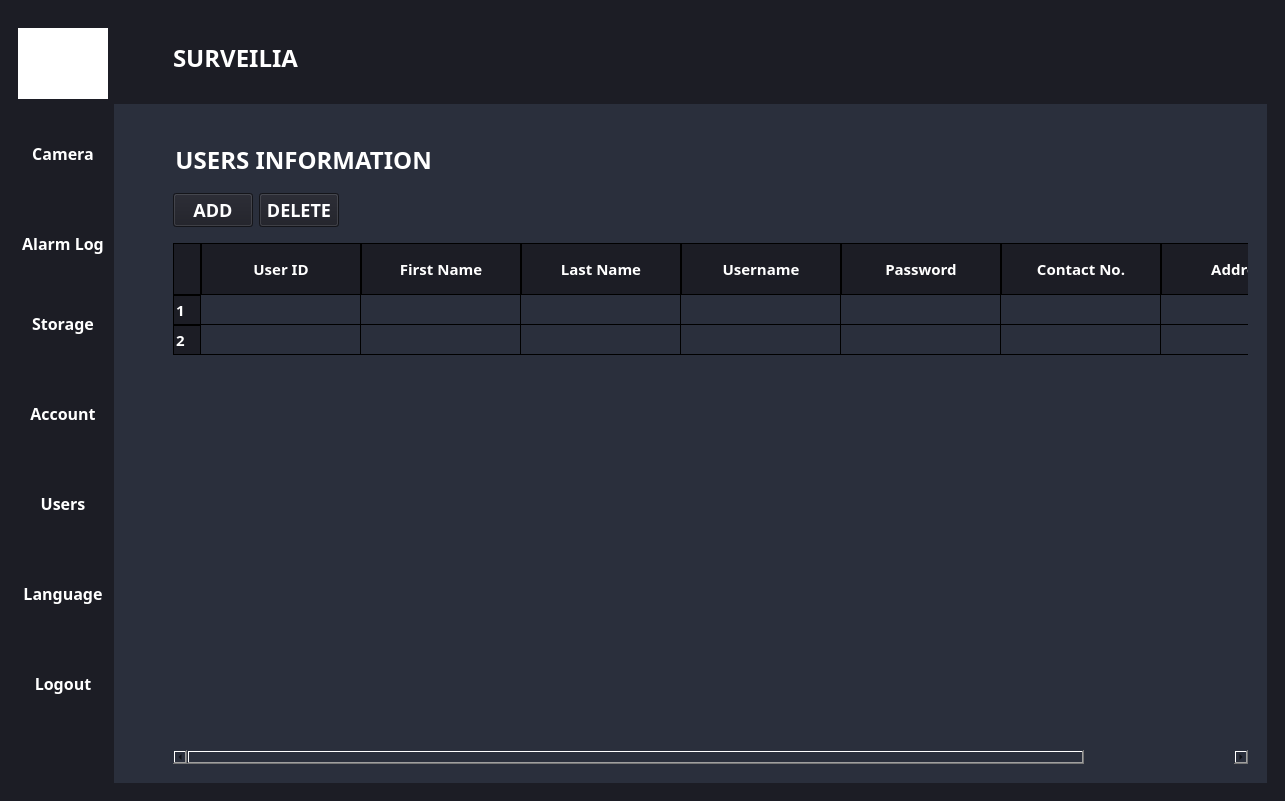
Before: the Qt Designer form surveiliaFrontEnd.ui in FYP-Surveilia/Surveilia-Application, drawn with Qt 5.
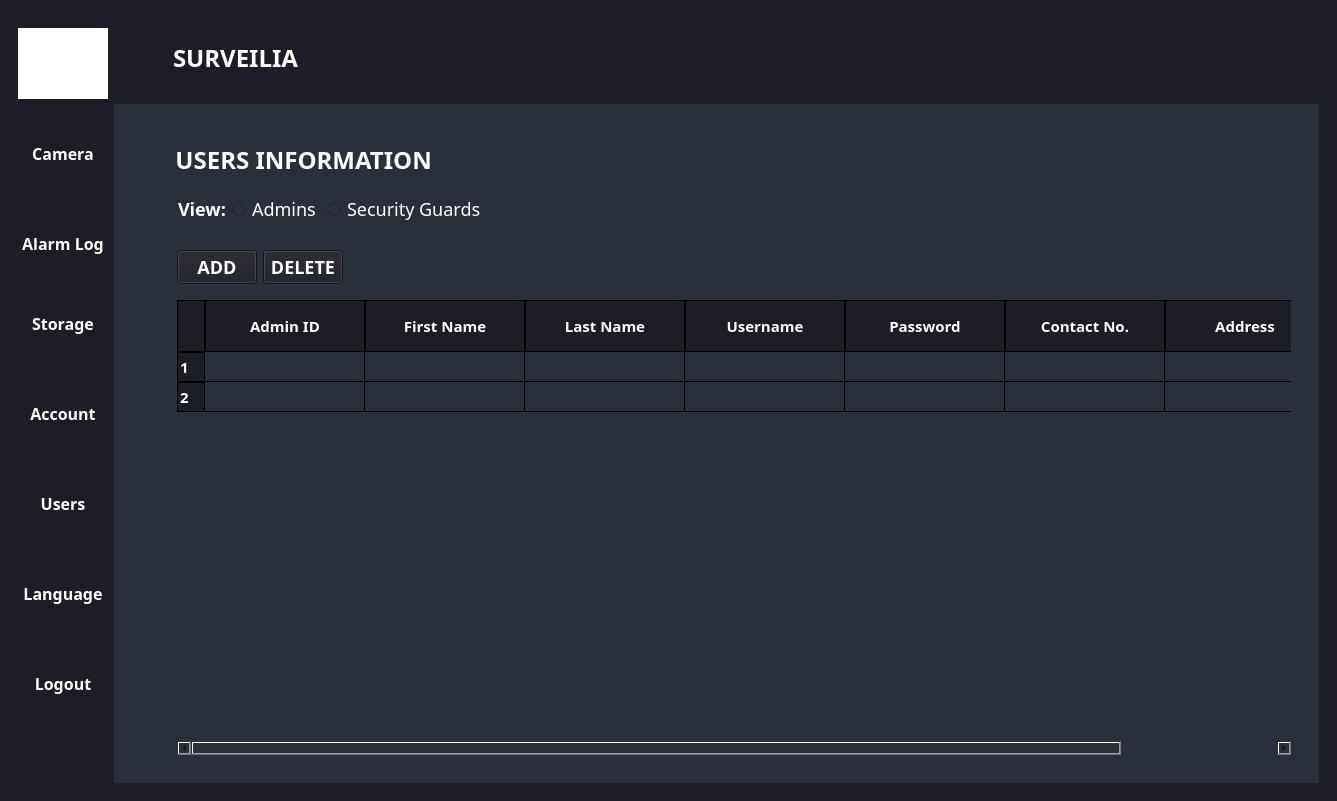
After: the same form once the commit is applied. Icons and pictures are not drawn.

The edit to the form file:
```diff
--- a/surveiliaFrontEnd.ui
+++ b/surveiliaFrontEnd.ui
@@ -6,7 +6,7 @@
    <rect>
     <x>0</x>
     <y>0</y>
-    <width>1285</width>
+    <width>1337</width>
     <height>801</height>
    </rect>
   </property>
@@ -2380,7 +2380,92 @@
                 <item>
                  <layout class="QHBoxLayout" name="horizontalLayout_14">
                   <item>
-                   <layout class="QHBoxLayout" name="horizontalLayout_15">
+                   <spacer name="horizontalSpacer_28">
+                    <property name="orientation">
+                     <enum>Qt::Horizontal</enum>
+                    </property>
+                    <property name="sizeType">
+                     <enum>QSizePolicy::Fixed</enum>
+                    </property>
+                    <property name="sizeHint" stdset="0">
+                     <size>
+                      <width>55</width>
+                      <height>20</height>
+                     </size>
+                    </property>
+                   </spacer>
+                  </item>
+                  <item>
+                   <widget class="QLabel" name="viewLabel">
+                    <property name="text">
+                     <string>View:</string>
+                    </property>
+                   </widget>
+                  </item>
+                  <item>
+                   <widget class="QRadioButton" name="adminstable_radioButton">
+                    <property name="styleSheet">
+                     <string notr="true">font-size:18px;
+color: white;</string>
+                    </property>
+                    <property name="text">
+                     <string>Admins</string>
+                    </property>
+                   </widget>
+                  </item>
+                  <item>
+                   <widget class="QRadioButton" name="securitytable_radioButton">
+                    <property name="styleSheet">
+                     <string notr="true">font-size:18px;
+color: white;</string>
+                    </property>
+                    <property name="text">
+                     <string>Security Guards</string>
+                    </property>
+                   </widget>
+                  </item>
+                  <item>
+                   <spacer name="horizontalSpacer_29">
+                    <property name="orientation">
+                     <enum>Qt::Horizontal</enum>
+                    </property>
+                    <property name="sizeHint" stdset="0">
+                     <size>
+                      <width>40</width>
+                      <height>20</height>
+                     </size>
+                    </property>
+                   </spacer>
+                  </item>
+                 </layout>
+                </item>
+                <item>
+                 <layout class="QHBoxLayout" name="horizontalLayout_13">
+                  <item>
+                   <widget class="QStackedWidget" name="stackedWidget">
+                    <property name="currentIndex">
+                     <number>1</number>
+                    </property>
+                    <widget class="QWidget" name="usertable_stackedWidget">
+                     <layout class="QVBoxLayout" name="verticalLayout_8">
+                      <item>
+                       <spacer name="verticalSpacer_16">
+                        <property name="orientation">
+                         <enum>Qt::Vertical</enum>
+                        </property>
+                        <property name="sizeType">
+                         <enum>QSizePolicy::Fixed</enum>
+                        </property>
+                        <property name="sizeHint" stdset="0">
+                         <size>
+                          <width>20</width>
+                          <height>10</height>
+                         </size>
+                        </property>
+                       </spacer>
+                      </item>
+                      <item>
+                       <layout class="QHBoxLayout" name="horizontalLayout_23">
                     <item>
                      <spacer name="horizontalSpacer_15">
                       <property name="orientation">
@@ -2391,7 +2476,7 @@
                       </property>
                       <property name="sizeHint" stdset="0">
                        <size>
-                        <width>50</width>
+                            <width>45</width>
                         <height>20</height>
                        </size>
                       </property>
@@ -2426,10 +2511,8 @@
                     </item>
                    </layout>
                   </item>
-                 </layout>
-                </item>
                 <item>
-                 <layout class="QHBoxLayout" name="horizontalLayout_13">
+                       <layout class="QHBoxLayout" name="horizontalLayout_15">
                   <item>
                    <spacer name="horizontalSpacer_14">
                     <property name="orientation">
@@ -2440,7 +2523,7 @@
                     </property>
                     <property name="sizeHint" stdset="0">
                      <size>
-                      <width>40</width>
+                            <width>35</width>
                       <height>20</height>
                      </size>
                     </property>
@@ -2502,7 +2585,7 @@
                      <bool>true</bool>
                     </property>
                     <attribute name="horizontalHeaderVisible">
-                     <bool>true</bool>
+                           <bool>false</bool>
                     </attribute>
                     <attribute name="horizontalHeaderCascadingSectionResizes">
                      <bool>true</bool>
@@ -2510,6 +2593,9 @@
                     <attribute name="horizontalHeaderDefaultSectionSize">
                      <number>160</number>
                     </attribute>
+                          <attribute name="horizontalHeaderHighlightSections">
+                           <bool>true</bool>
+                          </attribute>
                     <attribute name="horizontalHeaderShowSortIndicator" stdset="0">
                      <bool>true</bool>
                     </attribute>
@@ -2517,7 +2603,7 @@
                      <bool>true</bool>
                     </attribute>
                     <attribute name="verticalHeaderVisible">
-                     <bool>true</bool>
+                           <bool>false</bool>
                     </attribute>
                     <attribute name="verticalHeaderHighlightSections">
                      <bool>true</bool>
@@ -2573,6 +2659,192 @@
                 </item>
                </layout>
               </widget>
+                    <widget class="QWidget" name="admintable_stackedWidget">
+                     <layout class="QVBoxLayout" name="verticalLayout_10">
+                      <item>
+                       <spacer name="verticalSpacer_17">
+                        <property name="orientation">
+                         <enum>Qt::Vertical</enum>
+                        </property>
+                        <property name="sizeType">
+                         <enum>QSizePolicy::Fixed</enum>
+                        </property>
+                        <property name="sizeHint" stdset="0">
+                         <size>
+                          <width>10</width>
+                          <height>10</height>
+                         </size>
+                        </property>
+                       </spacer>
+                      </item>
+                      <item>
+                       <layout class="QHBoxLayout" name="horizontalLayout_25">
+                        <item>
+                         <spacer name="horizontalSpacer_27">
+                          <property name="orientation">
+                           <enum>Qt::Horizontal</enum>
+                          </property>
+                          <property name="sizeType">
+                           <enum>QSizePolicy::Fixed</enum>
+                          </property>
+                          <property name="sizeHint" stdset="0">
+                           <size>
+                            <width>45</width>
+                            <height>20</height>
+                           </size>
+                          </property>
+                         </spacer>
+                        </item>
+                        <item>
+                         <widget class="QPushButton" name="adminAdd_pushButton">
+                          <property name="text">
+                           <string>ADD</string>
+                          </property>
+                         </widget>
+                        </item>
+                        <item>
+                         <widget class="QPushButton" name="adminDelete_pushButton">
+                          <property name="text">
+                           <string>DELETE</string>
+                          </property>
+                         </widget>
+                        </item>
+                        <item>
+                         <spacer name="horizontalSpacer_30">
+                          <property name="orientation">
+                           <enum>Qt::Horizontal</enum>
+                          </property>
+                          <property name="sizeHint" stdset="0">
+                           <size>
+                            <width>40</width>
+                            <height>20</height>
+                           </size>
+                          </property>
+                         </spacer>
+                        </item>
+                       </layout>
+                      </item>
+                      <item>
+                       <layout class="QHBoxLayout" name="horizontalLayout_26">
+                        <item>
+                         <spacer name="horizontalSpacer_31">
+                          <property name="orientation">
+                           <enum>Qt::Horizontal</enum>
+                          </property>
+                          <property name="sizeType">
+                           <enum>QSizePolicy::Fixed</enum>
+                          </property>
+                          <property name="sizeHint" stdset="0">
+                           <size>
+                            <width>35</width>
+                            <height>20</height>
+                           </size>
+                          </property>
+                         </spacer>
+                        </item>
+                        <item>
+                         <widget class="QTableWidget" name="admin_tableWidget">
+                          <property name="styleSheet">
+                           <string notr="true">QTableWidget{ 
+  width: 100%;
+   padding: 10px;
+  text-align: left;
+color: white;
+}
+
+
+QHeaderView::section {
+color:white;
+    background-color:#1C1D25;
+    padding: 2px;
+    border: 1px solid black;
+    font-size: 15px;
+font-weight:bold;
+
+}
+
+QTableWidget {
+    gridline-color: black;
+    font-size: 16px;
+}
+
+QTableWidget QTableCornerButton::section {
+    background-color:#1C1D25;
+    border: 1px solid black;
+}</string>
+                          </property>
+                          <attribute name="horizontalHeaderVisible">
+                           <bool>true</bool>
+                          </attribute>
+                          <attribute name="horizontalHeaderCascadingSectionResizes">
+                           <bool>true</bool>
+                          </attribute>
+                          <attribute name="horizontalHeaderDefaultSectionSize">
+                           <number>160</number>
+                          </attribute>
+                          <attribute name="horizontalHeaderShowSortIndicator" stdset="0">
+                           <bool>true</bool>
+                          </attribute>
+                          <attribute name="horizontalHeaderStretchLastSection">
+                           <bool>true</bool>
+                          </attribute>
+                          <row>
+                           <property name="text">
+                            <string>1</string>
+                           </property>
+                          </row>
+                          <row>
+                           <property name="text">
+                            <string>2</string>
+                           </property>
+                          </row>
+                          <column>
+                           <property name="text">
+                            <string>Admin ID</string>
+                           </property>
+                          </column>
+                          <column>
+                           <property name="text">
+                            <string>First Name</string>
+                           </property>
+                          </column>
+                          <column>
+                           <property name="text">
+                            <string>Last Name</string>
+                           </property>
+                          </column>
+                          <column>
+                           <property name="text">
+                            <string>Username</string>
+                           </property>
+                          </column>
+                          <column>
+                           <property name="text">
+                            <string>Password</string>
+                           </property>
+                          </column>
+                          <column>
+                           <property name="text">
+                            <string>Contact No.</string>
+                           </property>
+                          </column>
+                          <column>
+                           <property name="text">
+                            <string>Address</string>
+                           </property>
+                          </column>
+                         </widget>
+                        </item>
+                       </layout>
+                      </item>
+                     </layout>
+                    </widget>
+                   </widget>
+                  </item>
+                 </layout>
+                </item>
+               </layout>
+              </widget>
               <widget class="QWidget" name="addNewUser_page">
                <property name="styleSheet">
                 <string notr="true">*{
@@ -2698,20 +2970,7 @@
                       </property>
                      </widget>
                     </item>
-                    <item row="8" column="1">
-                     <spacer name="verticalSpacer_11">
-                      <property name="orientation">
-                       <enum>Qt::Vertical</enum>
-                      </property>
-                      <property name="sizeHint" stdset="0">
-                       <size>
-                        <width>20</width>
-                        <height>40</height>
-                       </size>
-                      </property>
-                     </spacer>
-                    </item>
-                    <item row="9" column="1">
+                    <item row="10" column="1">
                      <widget class="QPushButton" name="addNewUser_pushButton">
                       <property name="styleSheet">
                        <string notr="true">FONT-SIZE: 18PX;</string>
@@ -2724,7 +2983,7 @@
                     <item row="4" column="0">
                      <widget class="QLabel" name="ausername_label">
                       <property name="text">
-                       <string>User Name:</string>
+                       <string>Username:</string>
                       </property>
                      </widget>
                     </item>
@@ -2744,7 +3003,60 @@
                      <widget class="QLineEdit" name="aContactNo_field"/>
                     </item>
                     <item row="7" column="1">
-                     <widget class="QTextEdit" name="aAddress_field"/>
+                     <widget class="QTextEdit" name="aAddress_field">
+                      <property name="styleSheet">
+                       <string notr="true">border-radius:0px;</string>
+                      </property>
+                     </widget>
+                    </item>
+                    <item row="8" column="1">
+                     <layout class="QHBoxLayout" name="horizontalLayout_20">
+                      <item>
+                       <widget class="QRadioButton" name="aAdmin_radioButton">
+                        <property name="styleSheet">
+                         <string notr="true">color:white;
+font-size: 16px;</string>
+                        </property>
+                        <property name="text">
+                         <string>Admin</string>
+                        </property>
+                       </widget>
+                      </item>
+                      <item>
+                       <widget class="QRadioButton" name="aSecurity_radioButton">
+                        <property name="styleSheet">
+                         <string notr="true">color:white;
+font-size: 16px;</string>
+                        </property>
+                        <property name="text">
+                         <string>Security Guard</string>
+                        </property>
+                       </widget>
+                      </item>
+                     </layout>
+                    </item>
+                    <item row="8" column="0">
+                     <widget class="QLabel" name="accountType_label">
+                      <property name="text">
+                       <string>Account Type:</string>
+                      </property>
+                     </widget>
+                    </item>
+                    <item row="9" column="1">
+                     <spacer name="verticalSpacer_11">
+                      <property name="orientation">
+                       <enum>Qt::Vertical</enum>
+                      </property>
+                      <property name="sizeType">
+                       <enum>QSizePolicy::Fixed</enum>
+                      </property>
+                      <property name="sizeHint" stdset="0">
+                       <size>
+                        <width>20</width>
+                        <height>20</height>
+                       </size>
+                      </property>
+                     </spacer>
                     </item>
                    </layout>
                   </item>
@@ -2841,7 +3153,7 @@
                 </layout>
                </widget>
               </widget>
-              <widget class="QWidget" name="page">
+              <widget class="QWidget" name="language_page">
                <widget class="QRadioButton" name="english_radioButton">
                 <property name="geometry">
                  <rect>
@@ -2890,6 +3202,21 @@
                 </property>
                </widget>
               </widget>
+              <widget class="QWidget" name="accessdenied_page">
+               <widget class="QLabel" name="accessdenied_label">
+                <property name="geometry">
+                 <rect>
+                  <x>330</x>
+                  <y>300</y>
+                  <width>371</width>
+                  <height>91</height>
+                 </rect>
+                </property>
+                <property name="text">
+                 <string>ACCESS DENIED</string>
+                </property>
+               </widget>
+              </widget>
              </widget>
             </item>
            </layout>
```
Lines whose indentation alone changed are shown as unchanged.
